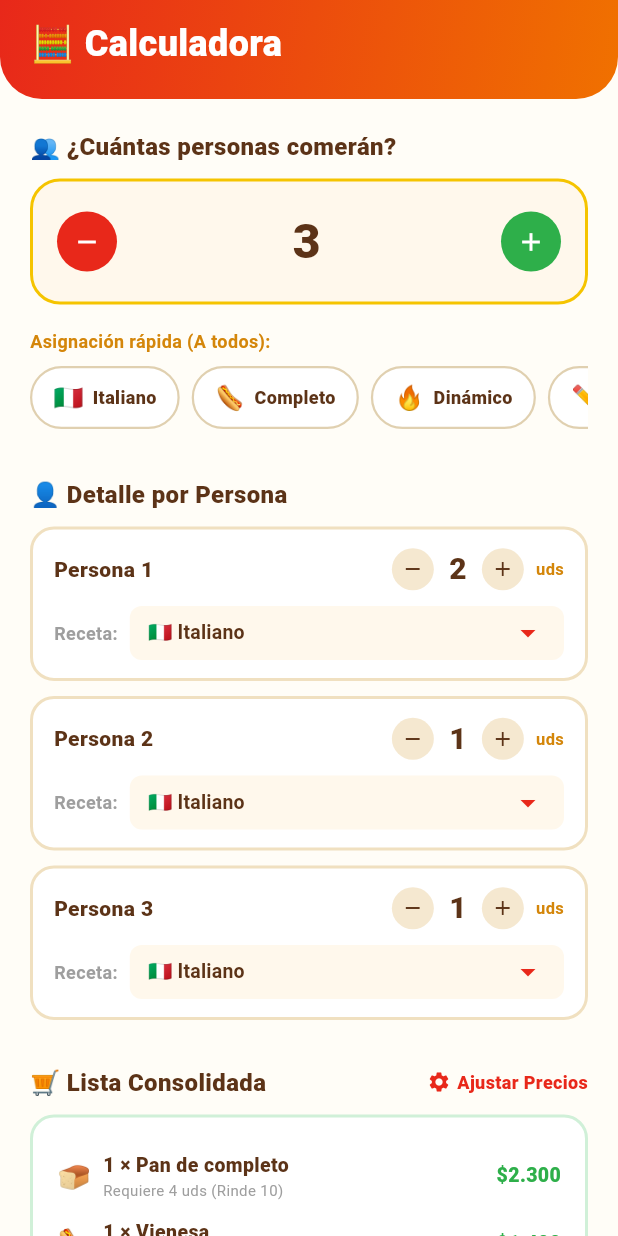
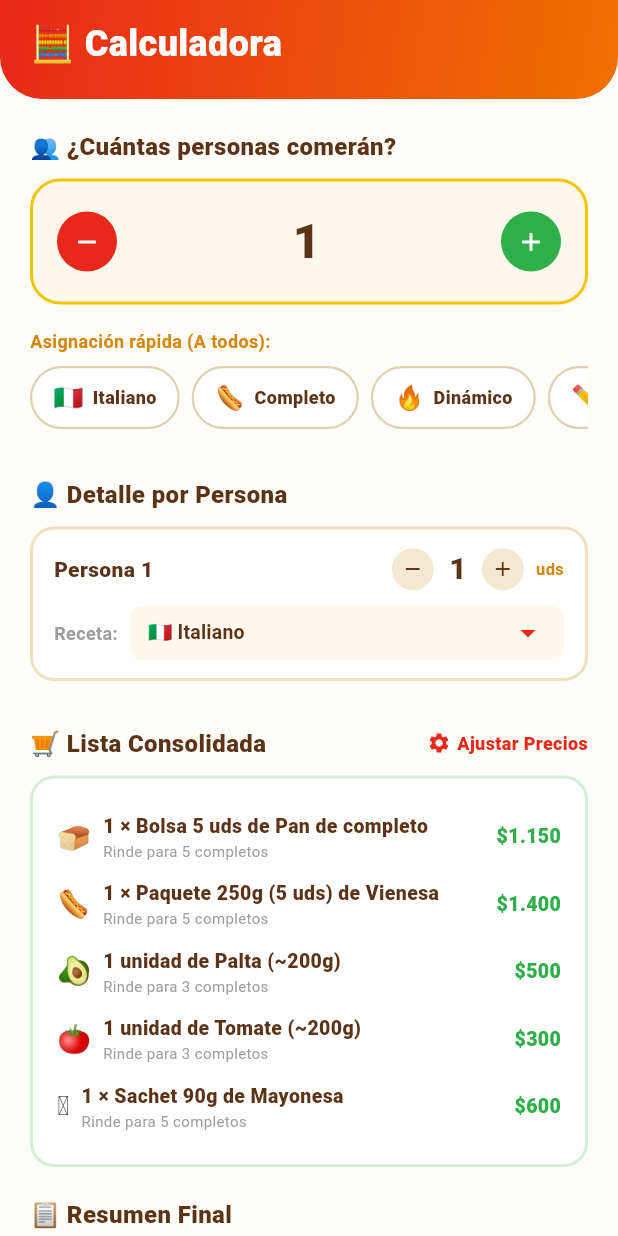
Before and after one commit to fixisito/Completapp, a Flutter app: the CalculadoraScreen screen opened directly, after a tap on the "add" icon, on a phone screen of 412 x 824 dp. Run offline on Flutter 3.47's test engine with Material 3 defaults, Android fonts, the phone set to English and light mode, and no system bars; our stand-ins replace shared_preferences; accounts and stored records are empty.

Commit message:
feat: refactorización de calculadora con selección dinámica de formatos y precios independientes

```diff
--- a/lib/screens/calculadora_screen.dart
+++ b/lib/screens/calculadora_screen.dart
@@ -1,34 +1,60 @@
 import 'package:flutter/material.dart';
+import 'package:shared_preferences/shared_preferences.dart';
 
 import '../services/game_data.dart';
 import '../theme/app_theme.dart';
 import '../widgets/gradient_header.dart';
 import '../widgets/counter_button.dart';
 
+class FormatoCompra {
+  final String nombre;
+  final int rendimiento;
+  final bool esUnidad;
+  final int? pesoGramos;
+  final int precioBase;
+  int precioActual;
+
+  FormatoCompra(this.nombre, this.rendimiento, this.precioBase, {this.esUnidad = false, this.pesoGramos})
+      : precioActual = precioBase;
+}
+
 class Ingrediente {
   final String nombre;
   final String emoji;
-  final String unidadCompra;
-  final int precioBase;
-  final int rendimientoBase;
-  final List<int> opcionesRendimiento;
-  int precioActual;
-  int rendimientoActual;
+  final List<FormatoCompra> formatos;
+  int formatoSeleccionadoIndex;
+  bool formatoBloqueadoPorUsuario;
 
   Ingrediente({
     required this.nombre,
     required this.emoji,
-    required this.unidadCompra,
-    required this.precioBase,
-    required this.rendimientoBase,
-    this.opcionesRendimiento = const [],
-    int? precioActual,
-    int? rendimientoActual,
-  }) : precioActual = precioActual ?? precioBase,
-       rendimientoActual = rendimientoActual ?? rendimientoBase;
+    required this.formatos,
+    this.formatoSeleccionadoIndex = 0,
+    this.formatoBloqueadoPorUsuario = false,
+  });
 
-  int unidadesNecesarias(int requeridos) => (requeridos / rendimientoActual).ceil();
+  FormatoCompra get formatoActual => formatos[formatoSeleccionadoIndex];
+  int get rendimientoActual => formatoActual.rendimiento;
+  String get unidadCompra => formatoActual.nombre;
+  int get precioActual => formatoActual.precioActual;
+
+  int unidadesNecesarias(int requeridos) => (requeridos == 0 || rendimientoActual == 0) ? 0 : (requeridos / rendimientoActual).ceil();
   int costoPara(int requeridos) => unidadesNecesarias(requeridos) * precioActual;
+
+  void autoSeleccionarFormato(int requeridos) {
+    if (formatoBloqueadoPorUsuario || requeridos <= 0) return;
+    int bestIndex = -1;
+    for (int i = 0; i < formatos.length; i++) {
+      if (formatos[i].rendimiento >= requeridos) {
+        bestIndex = i;
+        break;
+      }
+    }
+    if (bestIndex == -1) {
+      bestIndex = formatos.length - 1;
+    }
+    formatoSeleccionadoIndex = bestIndex;
+  }
 }
 
 class Receta {
@@ -59,7 +85,7 @@
 }
 
 class _CalculadoraScreenState extends State<CalculadoraScreen> {
-  final TextEditingController _personasCtrl = TextEditingController(text: '2');
+  final TextEditingController _personasCtrl = TextEditingController(text: '0');
   List<Comensal> comensales = [];
   bool _cargando = true;
 
@@ -75,36 +101,67 @@
   @override
   void initState() {
     super.initState();
-    comensales = [
-      Comensal(id: 1, cantidadCompletos: 2, recetaIndex: 0),
-      Comensal(id: 2, cantidadCompletos: 1, recetaIndex: 0),
-    ];
+    comensales = [];
 
     ingredientes = [
-      Ingrediente(nombre: 'Pan de completo', emoji: '🍞', unidadCompra: 'Paquetes', precioBase: 2300, rendimientoBase: 10, opcionesRendimiento: [5, 6, 8, 10, 20]),
-      Ingrediente(nombre: 'Vienesa', emoji: '🌭', unidadCompra: 'Paquetes', precioBase: 1400, rendimientoBase: 5, opcionesRendimiento: [5, 10, 20]),
-      Ingrediente(nombre: 'Palta', emoji: '🥑', unidadCompra: 'A granel (uds)', precioBase: 1200, rendimientoBase: 4, opcionesRendimiento: [2, 3, 4, 5, 8]),
-      Ingrediente(nombre: 'Tomate', emoji: '🍅', unidadCompra: 'A granel (uds)', precioBase: 400, rendimientoBase: 5, opcionesRendimiento: [3, 4, 5, 6, 10]),
-      Ingrediente(nombre: 'Mayonesa', emoji: '🫙', unidadCompra: 'Doypack', precioBase: 2200, rendimientoBase: 25, opcionesRendimiento: [10, 15, 25, 40]),
-      Ingrediente(nombre: 'Mostaza', emoji: '🟡', unidadCompra: 'Squeeze', precioBase: 1600, rendimientoBase: 25, opcionesRendimiento: [10, 15, 25, 40]),
-      Ingrediente(nombre: 'Chucrut', emoji: '🥬', unidadCompra: 'Frasco', precioBase: 1500, rendimientoBase: 10, opcionesRendimiento: [5, 10, 15, 20]),
-      Ingrediente(nombre: 'Queso laminado', emoji: '🧀', unidadCompra: 'Paquete', precioBase: 3700, rendimientoBase: 10, opcionesRendimiento: [10, 15, 20]),
-      Ingrediente(nombre: 'Ají', emoji: '🌶️', unidadCompra: 'Frasco', precioBase: 1400, rendimientoBase: 20, opcionesRendimiento: [10, 20, 30]),
-      Ingrediente(nombre: 'Salsa americana', emoji: '🔴', unidadCompra: 'Frasco', precioBase: 1300, rendimientoBase: 20, opcionesRendimiento: [10, 20, 30]),
-      Ingrediente(nombre: 'Ketchup', emoji: '🍅', unidadCompra: 'Doypack', precioBase: 2500, rendimientoBase: 25, opcionesRendimiento: [10, 15, 25, 40]),
+      Ingrediente(nombre: 'Pan de completo', emoji: '🍞', formatos: [
+        FormatoCompra('Bolsa 5 uds', 5, 1150), FormatoCompra('Bolsa 8 uds', 8, 1800), FormatoCompra('Bolsa 10 uds', 10, 2300), FormatoCompra('Bolsa 24 uds', 24, 4500)
+      ]),
+      Ingrediente(nombre: 'Vienesa', emoji: '🌭', formatos: [
+        FormatoCompra('Paquete 250g (5 uds)', 5, 1400), FormatoCompra('Paquete 500g (10 uds)', 10, 2600), FormatoCompra('Paquete 1Kg (20 uds)', 20, 5000)
+      ]),
+      Ingrediente(nombre: 'Palta', emoji: '🥑', formatos: [
+        FormatoCompra('1 unidad', 3, 500, esUnidad: true, pesoGramos: 200), FormatoCompra('Malla 1 Kg', 15, 3000), FormatoCompra('Malla 2 Kg', 30, 5800)
+      ]),
+      Ingrediente(nombre: 'Tomate', emoji: '🍅', formatos: [
+        FormatoCompra('1 unidad', 3, 300, esUnidad: true, pesoGramos: 200), FormatoCompra('A granel 1 Kg', 20, 1500)
+      ]),
+      Ingrediente(nombre: 'Mayonesa', emoji: '🫙', formatos: [
+        FormatoCompra('Sachet 90g', 5, 600), FormatoCompra('Doypack 250g', 15, 1400), FormatoCompra('Doypack 400g', 25, 2200), FormatoCompra('Doypack 750g', 45, 3500), FormatoCompra('Doypack 900g', 55, 4200), FormatoCompra('Frasco 1 Kg', 60, 4800)
+      ]),
+      Ingrediente(nombre: 'Mostaza', emoji: '🟡', formatos: [
+        FormatoCompra('Squeeze 250g', 16, 1200), FormatoCompra('Squeeze 400g', 26, 1600), FormatoCompra('Doypack 1 Kg', 66, 3200)
+      ]),
+      Ingrediente(nombre: 'Chucrut', emoji: '🥬', formatos: [
+        FormatoCompra('Frasco 250g', 16, 1500), FormatoCompra('Frasco 500g', 33, 2800)
+      ]),
+      Ingrediente(nombre: 'Queso laminado', emoji: '🧀', formatos: [
+        FormatoCompra('Paquete 150g (6 lams)', 6, 1800), FormatoCompra('Paquete 250g (10 lams)', 10, 2600), FormatoCompra('Paquete 500g (20 lams)', 20, 4500)
+      ]),
+      Ingrediente(nombre: 'Ají', emoji: '🌶️', formatos: [
+        FormatoCompra('Frasco 100g', 10, 1000), FormatoCompra('Frasco 240g', 24, 2200)
+      ]),
+      Ingrediente(nombre: 'Salsa americana', emoji: '🔴', formatos: [
+        FormatoCompra('Frasco 250g', 16, 1300), FormatoCompra('Frasco 500g', 33, 2400)
+      ]),
+      Ingrediente(nombre: 'Ketchup', emoji: '🍅', formatos: [
+        FormatoCompra('Doypack 250g', 16, 1200), FormatoCompra('Doypack 400g', 26, 1800), FormatoCompra('Doypack 500g', 33, 2500), FormatoCompra('Doypack 1 Kg', 66, 4200)
+      ]),
     ];
     _cargarPrecios();
   }
 
   Future<void> _cargarPrecios() async {
     final datos = await GameData.cargarDatosIngredientes();
+    final bloqueados = await GameData.cargarFormatosBloqueados();
     if (!mounted) return;
     setState(() {
       for (var ing in ingredientes) {
+        // Cargar formato bloqueado
+        if (bloqueados.containsKey(ing.nombre)) {
+          int index = ing.formatos.indexWhere((f) => f.nombre == bloqueados[ing.nombre]);
+          if (index != -1) {
+            ing.formatoSeleccionadoIndex = index;
+            ing.formatoBloqueadoPorUsuario = true;
+          }
+        }
+
+        // Cargar precios de formatos
         if (datos.containsKey(ing.nombre)) {
-          ing.precioActual = datos[ing.nombre]!['precio']!;
-          if (datos[ing.nombre]!.containsKey('rendimiento')) {
-            ing.rendimientoActual = datos[ing.nombre]!['rendimiento']!;
+          for (var f in ing.formatos) {
+            if (datos[ing.nombre]!.containsKey(f.nombre)) {
+              f.precioActual = datos[ing.nombre]![f.nombre]!;
+            }
           }
         }
       }
@@ -112,9 +169,7 @@
     });
   }
 
-  Future<void> _guardarDatosIng(Ingrediente ing) async {
-    await GameData.guardarDatosIngrediente(ing.nombre, ing.precioActual, ing.rendimientoActual);
-  }
+
 
   void _ajustarPersonasStr(String val) {
     int parsed = int.tryParse(val) ?? comensales.length;
@@ -281,8 +336,8 @@
   }
 
   void _editarPrecioIngrediente(Ingrediente ing) {
-    final controller = TextEditingController(text: ing.precioActual.toString());
-    int tempRendimiento = ing.rendimientoActual;
+    int tempFormatoIndex = ing.formatoSeleccionadoIndex;
+    final controller = TextEditingController(text: ing.formatos[tempFormatoIndex].precioActual.toString());
 
     showDialog(
       context: context,
@@ -302,28 +357,27 @@
                 mainAxisSize: MainAxisSize.min,
                 crossAxisAlignment: CrossAxisAlignment.start,
                 children: [
-                  const Text('Rendimiento (Unidades/Pack)', style: TextStyle(fontSize: 13, color: AppColors.mostaza, fontWeight: FontWeight.w700)),
+                  const Text('Formato de Compra', style: TextStyle(fontSize: 13, color: AppColors.mostaza, fontWeight: FontWeight.w700)),
                   const SizedBox(height: 8),
                   Wrap(
                     spacing: 8,
                     runSpacing: 8,
-                    children: [
-                      ...ing.opcionesRendimiento.map((opcion) => ChoiceChip(
-                        label: Text('$opcion', style: const TextStyle(fontSize: 12)),
-                        selected: tempRendimiento == opcion,
+                    children: List.generate(ing.formatos.length, (i) {
+                      final formato = ing.formatos[i];
+                      return ChoiceChip(
+                        label: Text('${formato.nombre} (rinde ${formato.rendimiento})', style: const TextStyle(fontSize: 12)),
+                        selected: tempFormatoIndex == i,
                         selectedColor: AppColors.naranja.withValues(alpha: 0.3),
                         onSelected: (selected) {
-                          if (selected) setDialogState(() => tempRendimiento = opcion);
+                          if (selected) {
+                            setDialogState(() {
+                              tempFormatoIndex = i;
+                              controller.text = ing.formatos[i].precioActual.toString();
+                            });
+                          }
                         },
-                      )),
-                      if (!ing.opcionesRendimiento.contains(tempRendimiento))
-                        ChoiceChip(
-                          label: Text('$tempRendimiento (Custom)', style: const TextStyle(fontSize: 12)),
-                          selected: true,
-                          selectedColor: AppColors.naranja.withValues(alpha: 0.3),
-                          onSelected: (_) {},
-                        ),
-                    ],
+                      );
+                    }),
                   ),
                   const SizedBox(height: 16),
                   const Text('Precio de compra', style: TextStyle(fontSize: 13, color: AppColors.mostaza, fontWeight: FontWeight.w700)),
@@ -342,13 +396,21 @@
             ),
             actions: [
               TextButton(
-                onPressed: () {
+                onPressed: () async {
+                  final prefs = await SharedPreferences.getInstance();
+                  for (var f in ing.formatos) {
+                    await prefs.remove('precio_v3_${ing.nombre}|${f.nombre}');
+                    f.precioActual = f.precioBase;
+                  }
+                  await GameData.resetearFormatoBloqueado(ing.nombre);
                   setState(() {
-                    ing.precioActual = ing.precioBase;
-                    ing.rendimientoActual = ing.rendimientoBase;
+                    ing.formatoBloqueadoPorUsuario = false;
+                    ing.formatoSeleccionadoIndex = 0;
                   });
-                  _guardarDatosIng(ing);
-                  Navigator.pop(context);
+                  if (context.mounted) {
+                    Navigator.pop(context);
+                    _abrirAjustesPrecios();
+                  }
                 },
                 child: const Text('Resetear', style: TextStyle(color: Colors.grey)),
               ),
@@ -356,14 +418,17 @@
                 style: ElevatedButton.styleFrom(backgroundColor: AppColors.rojo, shape: RoundedRectangleBorder(borderRadius: BorderRadius.circular(12))),
                 onPressed: () {
                   final nuevo = int.tryParse(controller.text);
-                  if (nuevo != null && nuevo >= 0) {
+                  if (nuevo != null && nuevo > 0) {
                     setState(() {
-                      ing.precioActual = nuevo;
-                      ing.rendimientoActual = tempRendimiento;
+                      ing.formatoSeleccionadoIndex = tempFormatoIndex;
+                      ing.formatoBloqueadoPorUsuario = true;
+                      ing.formatoActual.precioActual = nuevo;
                     });
-                    _guardarDatosIng(ing);
+                    GameData.guardarDatosIngrediente(ing.nombre, ing.formatoActual.nombre, nuevo);
+                    GameData.guardarFormatoBloqueado(ing.nombre, ing.formatoActual.nombre);
                   }
                   Navigator.pop(context);
+                  _abrirAjustesPrecios();
                 },
                 child: const Text('Guardar', style: TextStyle(color: Colors.white)),
               ),
@@ -400,6 +465,9 @@
     }
 
     final reqs = _ingredientesRequeridos;
+    for (var ing in ingredientes) {
+      ing.autoSeleccionarFormato(reqs[ing.nombre] ?? 0);
+    }
     final totalAproxUnidad = totalCompletosGlobales > 0 ? (costoTotalGlobal / totalCompletosGlobales).ceil() : 0;
 
     return Scaffold(
@@ -589,8 +657,11 @@
                                   child: Column(
                                     crossAxisAlignment: CrossAxisAlignment.start,
                                     children: [
-                                      Text('$udsComprar × ${ing.nombre}', style: const TextStyle(fontSize: 13, fontWeight: FontWeight.w800, color: AppColors.cafe)),
-                                      Text('Requiere $cant uds (Rinde ${ing.rendimientoActual})', style: const TextStyle(fontSize: 10, color: Colors.grey)),
+                                      if (ing.formatoActual.esUnidad)
+                                        Text('$udsComprar ${udsComprar == 1 ? 'unidad' : 'unidades'} de ${ing.nombre}${ing.formatoActual.pesoGramos != null ? ' (~${(ing.formatoActual.pesoGramos! * udsComprar >= 1000) ? '${((ing.formatoActual.pesoGramos! * udsComprar) / 1000.0).toStringAsFixed(1)} Kg' : '${ing.formatoActual.pesoGramos! * udsComprar}g'})' : ''}', style: const TextStyle(fontSize: 13, fontWeight: FontWeight.w800, color: AppColors.cafe))
+                                      else
+                                        Text('$udsComprar × ${ing.formatoActual.nombre} de ${ing.nombre}', style: const TextStyle(fontSize: 13, fontWeight: FontWeight.w800, color: AppColors.cafe)),
+                                      Text('Rinde para ${ing.rendimientoActual * udsComprar} completos', style: const TextStyle(fontSize: 10, color: Colors.grey)),
                                     ],
                                   ),
                                 ),
--- a/lib/services/game_data.dart
+++ b/lib/services/game_data.dart
@@ -131,35 +131,65 @@
     };
   }
 
-  // --- Precios de ingredientes ---
-  static const _keyPrecioIngrediente = 'precio_v2_';
-  static const _keyRendimientoIngrediente = 'rendimiento_v2_';
+  // --- Precios de ingredientes multi-formato ---
+  static const _keyPrecioIngredienteV3 = 'precio_v3_';
 
   static Future<Map<String, Map<String, int>>> cargarDatosIngredientes() async {
     final prefs = await SharedPreferences.getInstance();
     final prefsKeys = prefs.getKeys();
     final datos = <String, Map<String, int>>{};
     for (final key in prefsKeys) {
-      if (key.startsWith(_keyPrecioIngrediente)) {
-        final nombre = key.substring(_keyPrecioIngrediente.length);
-        final precio = prefs.getInt(key);
-        final rendimiento = prefs.getInt('$_keyRendimientoIngrediente$nombre');
-
-        if (precio != null) {
-          datos[nombre] = {'precio': precio};
-          if (rendimiento != null) datos[nombre]!['rendimiento'] = rendimiento;
+      if (key.startsWith(_keyPrecioIngredienteV3)) {
+        final rest = key.substring(_keyPrecioIngredienteV3.length);
+        final parts = rest.split('|');
+        if (parts.length == 2) {
+          final nombreIngrediente = parts[0];
+          final nombreFormato = parts[1];
+          final precio = prefs.getInt(key);
+          if (precio != null) {
+            datos.putIfAbsent(nombreIngrediente, () => {});
+            datos[nombreIngrediente]![nombreFormato] = precio;
+          }
         }
       }
     }
     return datos;
   }
 
-  static Future<void> guardarDatosIngrediente(String nombre, int precio, int rendimiento) async {
+  static Future<void> guardarDatosIngrediente(String ingrediente, String formato, int precio) async {
     try {
       final prefs = await SharedPreferences.getInstance();
-      await prefs.setInt('$_keyPrecioIngrediente$nombre', precio);
-      await prefs.setInt('$_keyRendimientoIngrediente$nombre', rendimiento);
-    } catch (_) {}
+      await prefs.setInt('$_keyPrecioIngredienteV3$ingrediente|$formato', precio);
+    } catch (e) {
+      // ignore: avoid_print
+      print('Error guardando precio de ingrediente: $e');
+    }
+  }
+
+  static const _keyFormatoBloqueado = 'formato_bloqueado_v3_';
+
+  static Future<Map<String, String>> cargarFormatosBloqueados() async {
+    final prefs = await SharedPreferences.getInstance();
+    final prefsKeys = prefs.getKeys();
+    final datos = <String, String>{};
+    for (final key in prefsKeys) {
+      if (key.startsWith(_keyFormatoBloqueado)) {
+        final nombreIngrediente = key.substring(_keyFormatoBloqueado.length);
+        final formato = prefs.getString(key);
+        if (formato != null) datos[nombreIngrediente] = formato;
+      }
+    }
+    return datos;
+  }
+
+  static Future<void> guardarFormatoBloqueado(String ingrediente, String formato) async {
+    final prefs = await SharedPreferences.getInstance();
+    await prefs.setString('$_keyFormatoBloqueado$ingrediente', formato);
+  }
+
+  static Future<void> resetearFormatoBloqueado(String ingrediente) async {
+    final prefs = await SharedPreferences.getInstance();
+    await prefs.remove('$_keyFormatoBloqueado$ingrediente');
   }
 
   // --- Últimos completos calculados ---
```
